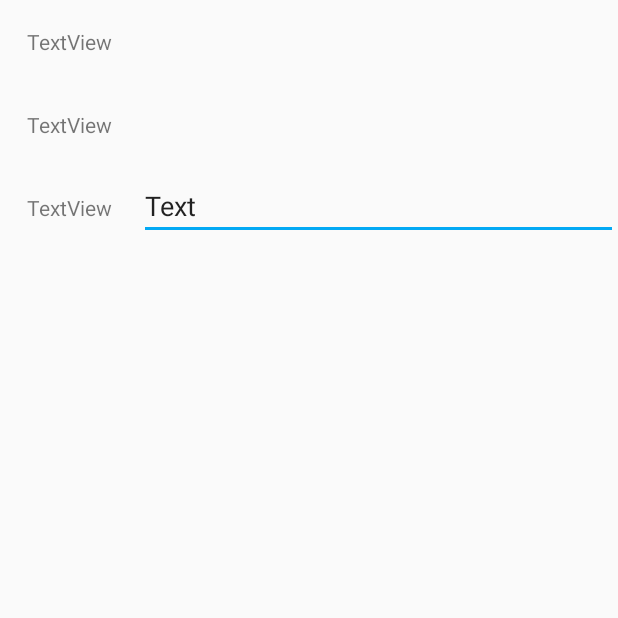
After one commit to Baranyok/countdown-android, an Android app: the fragment CreateCountdownFragment shown on its own in the app's theme, on a phone screen of 412 x 824 dp, the top half of it. The commit adds this screen. Run offline under Robolectric (Android 15) with nearby library versions, the phone set to English and light mode, and no system bars.

Commit message:
Add basic "create countdown" fragment

```diff
--- a/app/src/main/java/com/kalazi/countdown/MainActivity.java
+++ b/app/src/main/java/com/kalazi/countdown/MainActivity.java
@@ -37,7 +37,7 @@ public class MainActivity extends AppCompatActivity {
         // menu should be considered as top level destinations.
         mAppBarConfiguration = new AppBarConfiguration.Builder(
                 R.id.nav_home, R.id.nav_settings, R.id.nav_countdowns)
-                .setDrawerLayout(drawer)
+                .setOpenableLayout(drawer)
                 .build();
         NavController navController = Navigation.findNavController(this, R.id.nav_host_fragment);
         NavigationUI.setupActionBarWithNavController(this, navController, mAppBarConfiguration);
--- /dev/null
+++ b/app/src/main/java/com/kalazi/countdown/ui/countdowns/CreateCountdownFragment.java
@@ -0,0 +1,58 @@
+package com.kalazi.countdown.ui.countdowns;
+
+import android.os.Bundle;
+import android.view.*;
+import android.widget.EditText;
+import androidx.annotation.NonNull;
+import androidx.annotation.Nullable;
+import androidx.fragment.app.Fragment;
+import androidx.navigation.fragment.NavHostFragment;
+import com.kalazi.countdown.R;
+
+public class CreateCountdownFragment extends Fragment {
+    private String data = "hello"; // data placeholder
+
+    @Override
+    public void onCreate(@Nullable Bundle savedInstanceState) {
+        super.onCreate(savedInstanceState);
+        setHasOptionsMenu(true);
+    }
+
+    @Override
+    public void onPrepareOptionsMenu(@NonNull Menu menu) {
+        MenuItem doneItem = menu.findItem(R.id.action_done);
+        doneItem.setVisible(true);
+
+        doneItem.setOnMenuItemClickListener(new MenuItem.OnMenuItemClickListener() {
+            @Override
+            public boolean onMenuItemClick(MenuItem item) {
+                confirmEdits();
+                return true;
+            }
+        });
+
+        super.onPrepareOptionsMenu(menu);
+    }
+
+    @Override
+    public View onCreateView(LayoutInflater inflater, ViewGroup container,
+                             Bundle savedInstanceState) {
+        return inflater.inflate(R.layout.fragment_create_countdown, container, false);
+    }
+
+    private String createCountdownObject() {
+        View rootView = getView();
+        if (rootView != null) {
+            EditText text = rootView.findViewById(R.id.editField);
+            return text.getText().toString();
+        }
+        return "";
+    }
+
+    private void confirmEdits() {
+        CreateCountdownFragmentDirections.ActionCreateCountdownSubmit action;
+        action = CreateCountdownFragmentDirections.actionCreateCountdownSubmit();
+        action.setCountdownData(createCountdownObject());
+        NavHostFragment.findNavController(CreateCountdownFragment.this).navigate(action);
+    }
+}
--- a/app/src/main/java/com/kalazi/countdown/ui/home/HomeFragment.java
+++ b/app/src/main/java/com/kalazi/countdown/ui/home/HomeFragment.java
@@ -46,9 +46,8 @@ public class HomeFragment extends Fragment {
         super.onViewCreated(view, savedInstanceState);
 
         view.findViewById(R.id.button_home).setOnClickListener(view1 -> {
-            HomeFragmentDirections.ActionHomeFragmentToHomeSecondFragment action =
-                    HomeFragmentDirections.actionHomeFragmentToHomeSecondFragment
-                            ("From HomeFragment");
+            HomeFragmentDirections.Action1to2 action =
+                    HomeFragmentDirections.action1to2("From HomeFragment");
             NavHostFragment.findNavController(HomeFragment.this)
                     .navigate(action);
         });
--- a/app/src/main/java/com/kalazi/countdown/ui/home/HomeSecondFragment.java
+++ b/app/src/main/java/com/kalazi/countdown/ui/home/HomeSecondFragment.java
@@ -28,6 +28,6 @@ public class HomeSecondFragment extends Fragment {
         textView.setText(getString(R.string.hello_home_second, myArg));
 
         view.findViewById(R.id.button_home_second).setOnClickListener(view1 -> NavHostFragment.findNavController(HomeSecondFragment.this)
-                .navigate(R.id.action_HomeSecondFragment_to_HomeFragment));
+                .navigate(R.id.action_2to1));
     }
 }
--- /dev/null
+++ b/app/src/main/res/layout/fragment_create_countdown.xml
@@ -0,0 +1,42 @@
+<?xml version="1.0" encoding="utf-8"?>
+<LinearLayout xmlns:android="http://schemas.android.com/apk/res/android"
+              xmlns:tools="http://schemas.android.com/tools"
+              android:layout_width="match_parent"
+              android:layout_height="wrap_content"
+              android:orientation="vertical"
+              tools:context=".ui.countdowns.CreateCountdownFragment">
+    <TextView
+            android:text="TextView"
+            android:layout_width="wrap_content"
+            android:layout_height="wrap_content"
+            android:id="@+id/textView3"
+            android:padding="8pt"/>
+    <TextView
+            android:text="TextView"
+            android:layout_width="wrap_content"
+            android:layout_height="wrap_content"
+            android:id="@+id/textView4"
+            android:padding="8pt"/>
+    <LinearLayout
+            android:orientation="horizontal"
+            android:layout_width="match_parent"
+            android:layout_height="match_parent"
+            android:layout_weight="1">
+        <TextView
+                android:text="TextView"
+                android:layout_width="wrap_content"
+                android:layout_height="wrap_content"
+                android:id="@+id/textView5"
+                android:padding="8pt"
+                android:layout_gravity="top"/>
+        <EditText
+                android:layout_width="match_parent"
+                android:layout_height="wrap_content"
+                android:inputType="textPersonName"
+                android:text="Text"
+                android:ems="10"
+                android:id="@+id/editField"/>
+    </LinearLayout>
+
+
+</LinearLayout>
--- a/app/src/main/res/values/strings.xml
+++ b/app/src/main/res/values/strings.xml
@@ -13,6 +13,7 @@
 
     <string name="action_settings">Settings</string>
     <string name="action_search">Search</string>
+    <string name="action_done">Done</string>
 
     <string name="menu_home">Home</string>
     <string name="menu_coundowns">Countdowns</string> <!-- maybe "Calendar events" -->
@@ -29,6 +30,9 @@
     <!-- Fragments - Countdowns -->
     <string name="frag_countdowns_none">No countdowns exist yet…</string>
 
+    <!-- Fragments - Create countdown -->
+    <string name="frag_create_countdown">Create countdown</string>
+
     <!-- Preference titles -->
     <string name="settings_header_environment">Environment</string>
 
```
Also changed, not shown: app/src/main/java/com/kalazi/countdown/ui/countdowns/CountdownsFragment.java (+17 -9 lines), app/src/main/res/drawable/ic_done.xml (added, +10 -0 lines), app/src/main/res/menu/main.xml (+8 -1 lines), app/src/main/res/navigation/mobile_navigation.xml (+22 -3 lines).
